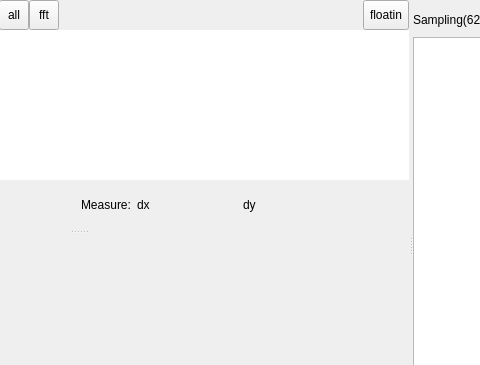
First picture: the form in Libs/PlotUnit/PlotUnitGraph/plotunitgraph129.ui, repository Scorpion1911/ServoDriveTech, before the edit; both pictures show x 251 to 731 and y 0 to 365 of the 942 by 489 pixel window.
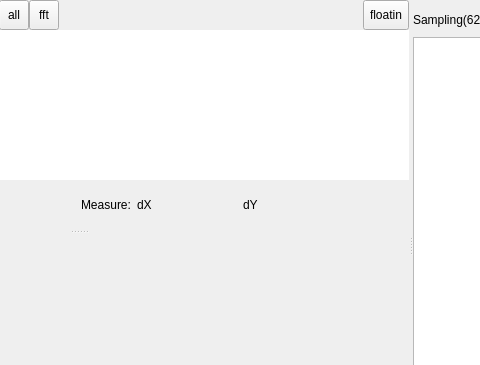
Second picture: the form after the edit. Custom widgets are drawn as their Qt base class.

```diff
--- a/Libs/PlotUnit/PlotUnitGraph/plotunitgraph129.ui
+++ b/Libs/PlotUnit/PlotUnitGraph/plotunitgraph129.ui
@@ -297,7 +297,7 @@
                 </size>
                </property>
                <property name="text">
-                <string>dx</string>
+                <string>dX</string>
                </property>
               </widget>
              </item>
@@ -310,7 +310,7 @@
                 </size>
                </property>
                <property name="text">
-                <string>dy</string>
+                <string>dY</string>
                </property>
               </widget>
              </item>
```
